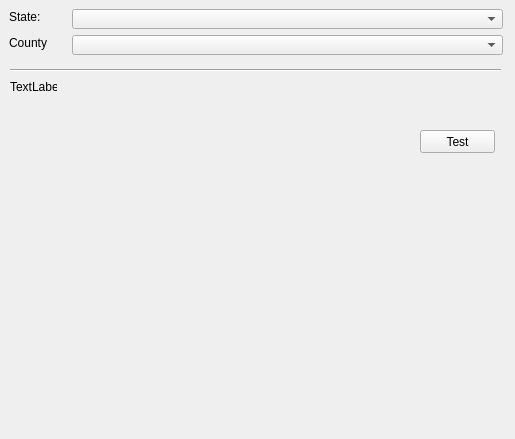
sassani/cenvis2022, file CenVis2022_dialog_base.ui: the form before one commit.
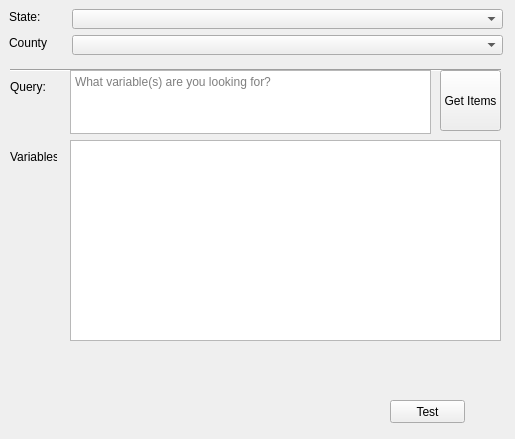
The form after the commit. Icons and pictures are not drawn.

Commit message: refactor settings dialog

The edit to the form file:
```diff
--- a/CenVis2022_dialog_base.ui
+++ b/CenVis2022_dialog_base.ui
@@ -90,7 +90,7 @@
     </rect>
    </property>
    <property name="text">
-    <string>TextLabel</string>
+    <string>Query:</string>
    </property>
   </widget>
   <widget class="QPushButton" name="btnSettings">
@@ -138,8 +138,8 @@
   <widget class="QPushButton" name="btnTest">
    <property name="geometry">
     <rect>
-     <x>420</x>
-     <y>130</y>
+     <x>390</x>
+     <y>400</y>
      <width>75</width>
      <height>23</height>
     </rect>
@@ -148,6 +148,58 @@
     <string>Test</string>
    </property>
   </widget>
+  <widget class="QTextEdit" name="txtQuery">
+   <property name="geometry">
+    <rect>
+     <x>70</x>
+     <y>70</y>
+     <width>361</width>
+     <height>64</height>
+    </rect>
+   </property>
+   <property name="whatsThis">
+    <string/>
+   </property>
+   <property name="placeholderText">
+    <string>What variable(s) are you looking for?</string>
+   </property>
+  </widget>
+  <widget class="QLabel" name="label_4">
+   <property name="geometry">
+    <rect>
+     <x>10</x>
+     <y>150</y>
+     <width>47</width>
+     <height>14</height>
+    </rect>
+   </property>
+   <property name="text">
+    <string>Variables:</string>
+   </property>
+  </widget>
+  <widget class="QListView" name="lstVariables">
+   <property name="geometry">
+    <rect>
+     <x>70</x>
+     <y>140</y>
+     <width>431</width>
+     <height>201</height>
+    </rect>
+   </property>
+  </widget>
+  <widget class="QPushButton" name="pushButton">
+   <property name="geometry">
+    <rect>
+     <x>440</x>
+     <y>70</y>
+     <width>61</width>
+     <height>61</height>
+    </rect>
+   </property>
+   <property name="text">
+    <string>Get Items</string>
+   </property>
+  </widget>
  </widget>
  <resources/>
  <connections/>
```
The commit also changes 2 other files.
